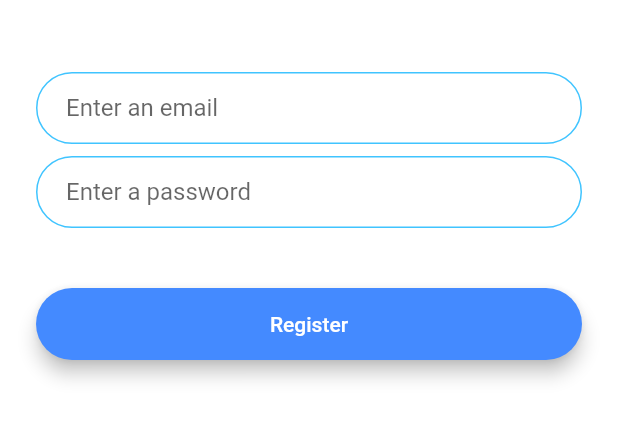
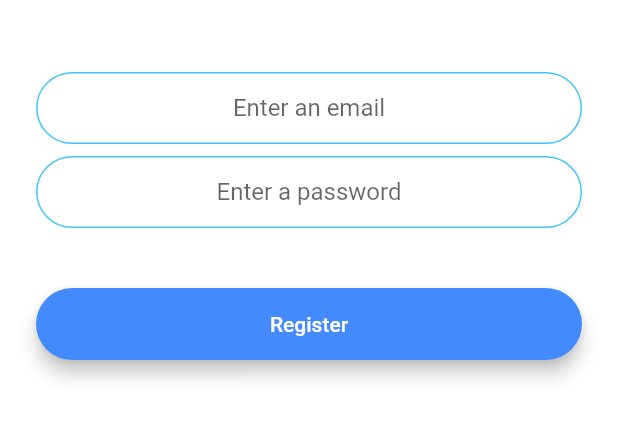
Before and after one commit to agata-miko/flash_chat, a Flutter app: the screen it shows after launch, after a tap on "Register", on a phone screen of 412 x 824 dp, the part 576-1018 px from its top. Run offline on Flutter 3.47's test engine with Material 2 defaults, Android fonts, the phone set to English and light mode, and no system bars; our stand-ins replace animated_text_kit, firebase_auth, firebase_core; accounts and stored records are empty.

Commit message:
module 183 - user registration with Firebase using FirebaseAuth

```diff
--- a/lib/components/rounded_button.dart
+++ b/lib/components/rounded_button.dart
@@ -2,10 +2,10 @@ import 'package:flutter/material.dart';
 
 class RoundedButton extends StatelessWidget {
   final Color color;
-  final String route;
+  final VoidCallback onPress;
   final String text;
 
-  RoundedButton({required this.color, required this.route, required this.text});
+  RoundedButton({required this.color, required this.onPress, required this.text});
 
   @override
   Widget build(BuildContext context) {
@@ -16,10 +16,7 @@ class RoundedButton extends StatelessWidget {
         borderRadius: BorderRadius.circular(30.0),
         elevation: 5.0,
         child: MaterialButton(
-          onPressed: () {
-            Navigator.pushNamed(context, route);
-            //Go to registration screen.
-          },
+          onPressed: onPress,
           minWidth: 200.0,
           height: 42.0,
           child: Text(
--- a/lib/main.dart
+++ b/lib/main.dart
@@ -3,8 +3,14 @@ import 'package:flash_chat/screens/welcome_screen.dart';
 import 'package:flash_chat/screens/login_screen.dart';
 import 'package:flash_chat/screens/registration_screen.dart';
 import 'package:flash_chat/screens/chat_screen.dart';
+import 'package:firebase_core/firebase_core.dart';
 
-void main() => runApp(FlashChat());
+
+void main() async {
+  WidgetsFlutterBinding.ensureInitialized();
+  await Firebase.initializeApp();
+  runApp(FlashChat());
+}
 
 class FlashChat extends StatelessWidget {
   @override
--- a/lib/screens/registration_screen.dart
+++ b/lib/screens/registration_screen.dart
@@ -1,17 +1,24 @@
+import 'package:flash_chat/screens/chat_screen.dart';
 import 'package:flash_chat/screens/welcome_screen.dart';
 import 'package:flutter/material.dart';
 import 'package:flutter/scheduler.dart' show timeDilation;
+import 'package:firebase_auth/firebase_auth.dart';
 
 import '../components/rounded_button.dart';
 import '../constants.dart';
 
 class RegistrationScreen extends StatefulWidget {
   static const String id = 'registration_screen';
+
   @override
   _RegistrationScreenState createState() => _RegistrationScreenState();
 }
 
 class _RegistrationScreenState extends State<RegistrationScreen> {
+  final _auth = FirebaseAuth.instance;
+  late String email;
+  late String password;
+
   @override
   Widget build(BuildContext context) {
     timeDilation = 2;
@@ -23,7 +30,8 @@ class _RegistrationScreenState extends State<RegistrationScreen> {
           mainAxisAlignment: MainAxisAlignment.center,
           crossAxisAlignment: CrossAxisAlignment.stretch,
           children: <Widget>[
-            Hero(tag: 'logo',
+            Hero(
+              tag: 'logo',
               child: Container(
                 height: 200.0,
                 child: Image.asset('images/logo.png'),
@@ -33,24 +41,44 @@ class _RegistrationScreenState extends State<RegistrationScreen> {
               height: 48.0,
             ),
             TextField(
+              keyboardType: TextInputType.emailAddress,
+              textAlign: TextAlign.center,
               onChanged: (value) {
-                //Do something with the user input.
+                email = value;
               },
-              decoration: kTextFieldDecoration.copyWith(hintText: 'Enter an email'),
+              decoration:
+              kTextFieldDecoration.copyWith(hintText: 'Enter an email'),
             ),
             SizedBox(
               height: 8.0,
             ),
             TextField(
+              obscureText: true,
+              textAlign: TextAlign.center,
               onChanged: (value) {
-                //Do something with the user input.
+                password = value;
               },
-              decoration: kTextFieldDecoration.copyWith(hintText: 'Enter a password'),
+              decoration:
+              kTextFieldDecoration.copyWith(hintText: 'Enter a password'),
             ),
             SizedBox(
               height: 24.0,
             ),
-            RoundedButton(color: Colors.blueAccent, route: WelcomeScreen.id, text: 'Register'),
+            RoundedButton(
+                color: Colors.blueAccent,
+                onPress: () async {
+                  try {
+                    final newUser = await _auth.createUserWithEmailAndPassword(
+                        email: email, password: password);
+                    if (newUser != null) {Navigator.pushNamed(context, ChatScreen.id);}
+                    print(email);
+                    print(password);
+                  }
+                  catch (e) {
+                    print(e);
+                  }
+                },
+                text: 'Register'),
           ],
         ),
       ),
--- a/lib/screens/welcome_screen.dart
+++ b/lib/screens/welcome_screen.dart
@@ -91,8 +91,26 @@ class _WelcomeScreenState extends State<WelcomeScreen>
             SizedBox(
               height: 48.0,
             ),
-            RoundedButton(color: Colors.lightBlueAccent, route: LoginScreen.id, text: 'Log in'),
-            RoundedButton(color: Colors.blueAccent, route: RegistrationScreen.id, text: 'Register'),
+            RoundedButton(
+                color: Colors.lightBlueAccent,
+                onPress: () {
+                  Navigator.pushNamed(
+                    context,
+                    LoginScreen.id,
+                  );
+                  //Go to registration screen.
+                },
+                text: 'Log in'),
+            RoundedButton(
+                color: Colors.blueAccent,
+                onPress: () {
+                  Navigator.pushNamed(
+                    context,
+                    RegistrationScreen.id,
+                  );
+                  //Go to registration screen.
+                },
+                text: 'Register'),
           ],
         ),
       ),
--- a/pubspec.yaml
+++ b/pubspec.yaml
@@ -37,6 +37,7 @@ dependencies:
   cupertino_icons: ^1.0.2
   animated_text_kit: ^4.2.2
   firebase_core: ^2.8.0
+  firebase_auth: ^4.3.0
 
 dev_dependencies:
   flutter_test:
```
Also changed, not shown: lib/screens/chat_screen.dart (+23 -0 lines), lib/screens/login_screen.dart (+21 -4 lines), pubspec.lock, 1 other file.
